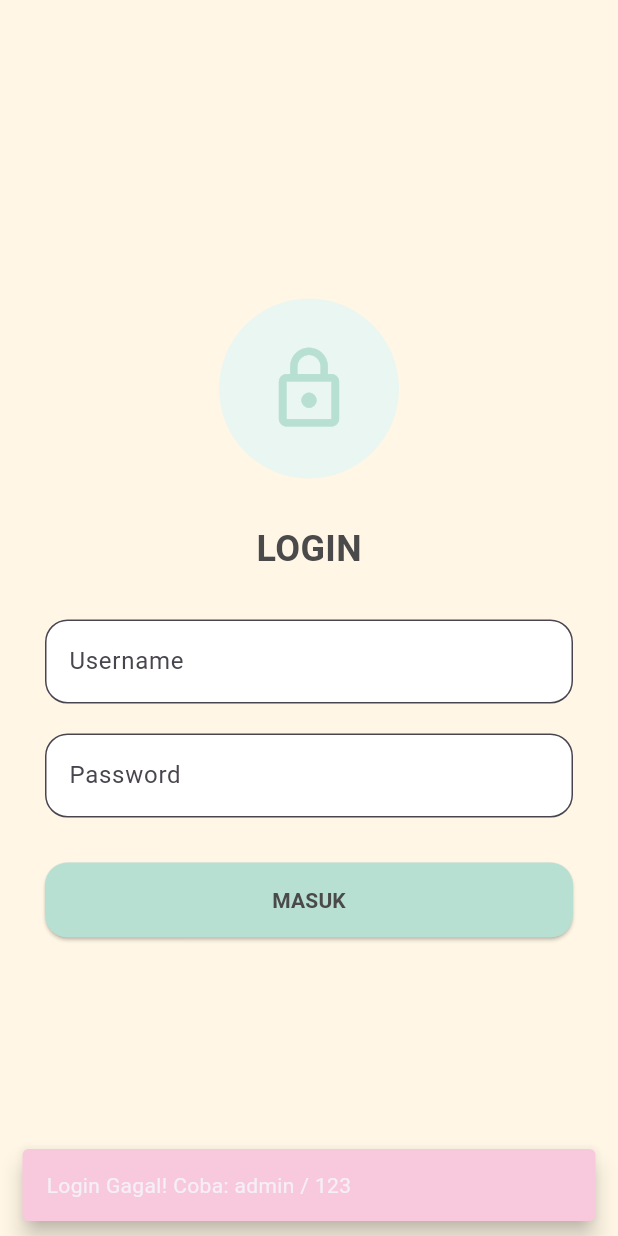
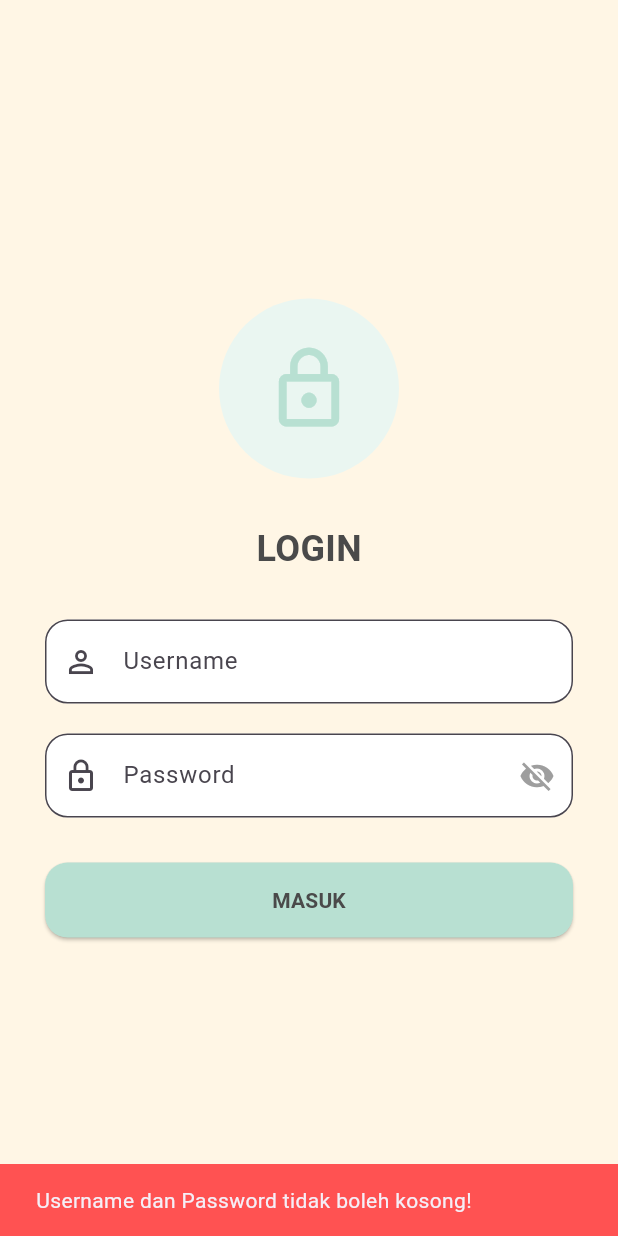
Before and after one commit to andhinwdyp/logbook_app_068, a Flutter app: the LoginView screen opened directly, after a tap on "MASUK", on a phone screen of 412 x 824 dp. Run offline on Flutter 3.47's test engine with Material 3 defaults, Android fonts, the phone set to English and light mode, and no system bars.

Commit message:
second task: the login portal

```diff
--- a/lib/features/auth/login_controller.dart
+++ b/lib/features/auth/login_controller.dart
@@ -1,11 +1,22 @@
 class LoginController {
-  final String _validUsername = "admin";
-  final String _validPassword = "123";
+  // 1. Data User yang lebih pintar (bisa banyak user)
+  final Map<String, String> _userData = {
+    "admin": "123",
+    "guest": "321",
+  };
 
+  // 2. Fungsi Login yang lebih pintar
   bool login(String username, String password) {
-    if (username == _validUsername && password == _validPassword) {
+    // Cek apakah username dan password tidak kosong
+    if (username.isEmpty || password.isEmpty) {
+      return false;
+    }
+
+    // Cek apakah username ada dan password cocok
+    if (_userData.containsKey(username) && _userData[username] == password) {
       return true;
     }
+
     return false;
   }
 }
--- a/lib/features/auth/login_view.dart
+++ b/lib/features/auth/login_view.dart
@@ -14,28 +14,36 @@ class _LoginViewState extends State<LoginView> {
   final TextEditingController _userController = TextEditingController();
   final TextEditingController _passController = TextEditingController();
 
+  bool _isObscured = true;
+
   void _handleLogin() {
     String user = _userController.text;
     String pass = _passController.text;
 
-    // Tanya ke Controller: "Apakah data ini benar?"
+    if (user.isEmpty || pass.isEmpty) {
+      ScaffoldMessenger.of(context).showSnackBar(
+        const SnackBar(
+          content: Text("Username dan Password tidak boleh kosong!"),
+          backgroundColor: Colors.redAccent,
+        ),
+      );
+      return;
+    }
+
     bool isSuccess = _controller.login(user, pass);
 
     if (isSuccess) {
-      // Jika benar, pindah ke CounterView dan kirim data nama (user) ke sana
       Navigator.pushReplacement(
         context,
         MaterialPageRoute(
-          builder: (context) => CounterView(username: user), // Kirim data nama ke CounterView
+          builder: (context) => CounterView(username: user),
         ),
       );
     } else {
-      // Jika salah, munculkan pesan error
       ScaffoldMessenger.of(context).showSnackBar(
         const SnackBar(
-          content: Text("Login Gagal! Coba: admin / 123"),
-          backgroundColor: Color(0xFFF8C8DC),
-          behavior: SnackBarBehavior.floating,
+          content: Text("Username atau Password Salah!"),
+          backgroundColor: Colors.redAccent,
         ),
       );
     }
@@ -51,7 +59,6 @@ class _LoginViewState extends State<LoginView> {
           child: Column(
             mainAxisAlignment: MainAxisAlignment.center,
             children: [
-              // Ikon Gembok
               Container(
                 padding: const EdgeInsets.all(30),
                 decoration: const BoxDecoration(
@@ -80,24 +87,37 @@ class _LoginViewState extends State<LoginView> {
                   border: OutlineInputBorder(borderRadius: BorderRadius.circular(15)),
                   filled: true,
                   fillColor: Colors.white,
+                  prefixIcon: const Icon(Icons.person_outline),
                 ),
               ),
               const SizedBox(height: 20),
 
-              // Input Password
+              // Input Password dengan Toggle Visibility
               TextField(
                 controller: _passController,
-                obscureText: true,
+                obscureText: _isObscured,
                 decoration: InputDecoration(
                   labelText: "Password",
                   border: OutlineInputBorder(borderRadius: BorderRadius.circular(15)),
                   filled: true,
                   fillColor: Colors.white,
+                  prefixIcon: const Icon(Icons.lock_outline),
+                  // Tombol untuk toggle visibility password
+                  suffixIcon: IconButton(
+                    icon: Icon(
+                      _isObscured ? Icons.visibility_off : Icons.visibility,
+                      color: Colors.grey,
+                    ),
+                    onPressed: () {
+                      setState(() {
+                        _isObscured = !_isObscured; // Toggle state
+                      });
+                    },
+                  ),
                 ),
               ),
               const SizedBox(height: 30),
 
-              // Tombol Masuk
               SizedBox(
                 width: double.infinity,
                 child: ElevatedButton(
```
